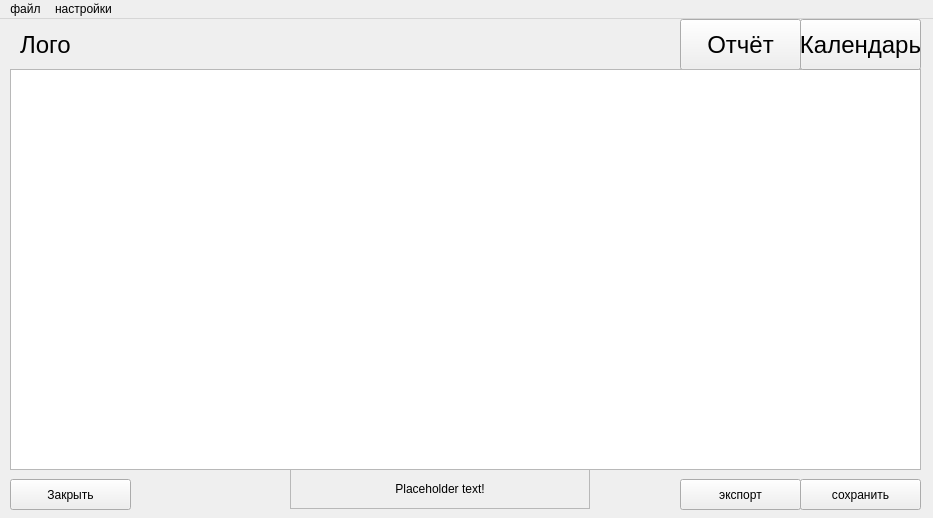
AKlivtsov/businessThing, file main/ver1_3/ui/uiTest/mainUI.ui: the form before one commit.
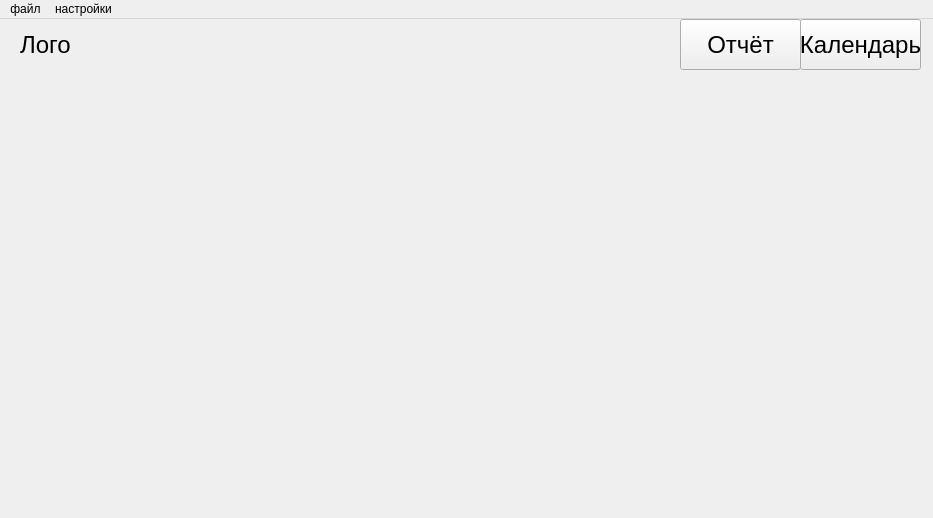
The form after the commit.

The edit to the form file:
```diff
--- a/main/ver1_3/ui/uiTest/mainUI.ui
+++ b/main/ver1_3/ui/uiTest/mainUI.ui
@@ -119,98 +119,7 @@
       </property>
      </widget>
     </widget>
-    <widget class="QWidget" name="p_report">
-     <widget class="QTableWidget" name="tw_reportTable">
-      <property name="geometry">
-       <rect>
-        <x>0</x>
-        <y>0</y>
-        <width>911</width>
-        <height>401</height>
-       </rect>
-      </property>
-      <property name="sizePolicy">
-       <sizepolicy hsizetype="Fixed" vsizetype="Preferred">
-        <horstretch>0</horstretch>
-        <verstretch>0</verstretch>
-       </sizepolicy>
-      </property>
-      <property name="frameShape">
-       <enum>QFrame::StyledPanel</enum>
-      </property>
-     </widget>
-     <widget class="QPushButton" name="btn_close">
-      <property name="geometry">
-       <rect>
-        <x>0</x>
-        <y>410</y>
-        <width>121</width>
-        <height>31</height>
-       </rect>
-      </property>
-      <property name="text">
-       <string>Закрыть</string>
-      </property>
-     </widget>
-     <widget class="QPushButton" name="btn_export">
-      <property name="geometry">
-       <rect>
-        <x>670</x>
-        <y>410</y>
-        <width>121</width>
-        <height>31</height>
-       </rect>
-      </property>
-      <property name="text">
-       <string>экспорт</string>
-      </property>
-     </widget>
-     <widget class="QPushButton" name="btn_save_2">
-      <property name="geometry">
-       <rect>
-        <x>790</x>
-        <y>410</y>
-        <width>121</width>
-        <height>31</height>
-       </rect>
-      </property>
-      <property name="text">
-       <string>сохранить</string>
-      </property>
-     </widget>
-     <widget class="QFrame" name="f_msg">
-      <property name="geometry">
-       <rect>
-        <x>280</x>
-        <y>400</y>
-        <width>300</width>
-        <height>40</height>
-       </rect>
-      </property>
-      <property name="frameShape">
-       <enum>QFrame::StyledPanel</enum>
-      </property>
-      <property name="frameShadow">
-       <enum>QFrame::Raised</enum>
-      </property>
-      <widget class="QLabel" name="lbl_msg">
-       <property name="geometry">
-        <rect>
-         <x>0</x>
-         <y>0</y>
-         <width>300</width>
-         <height>40</height>
-        </rect>
-       </property>
-       <property name="text">
-        <string>Placeholder text!</string>
-       </property>
-       <property name="alignment">
-        <set>Qt::AlignCenter</set>
-       </property>
-      </widget>
-     </widget>
-    </widget>
+    <widget class="QWidget" name="p_report"/>
    </widget>
    <widget class="QPushButton" name="btn_calendar">
     <property name="geometry">
```
